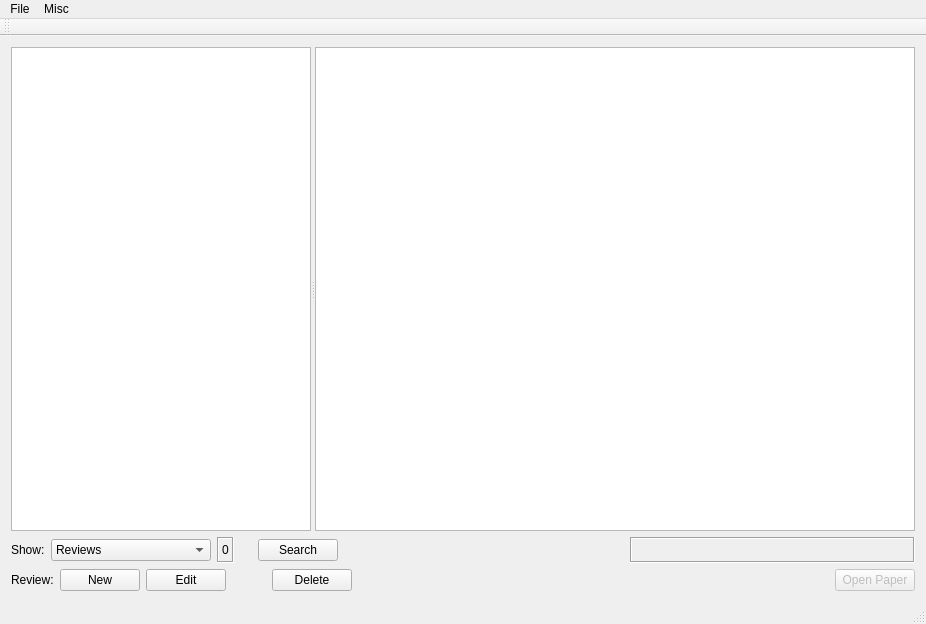
The window that organisermain.ui (mukoan/ReferenceOrganiser) describes before a commit, drawn with Qt 5.
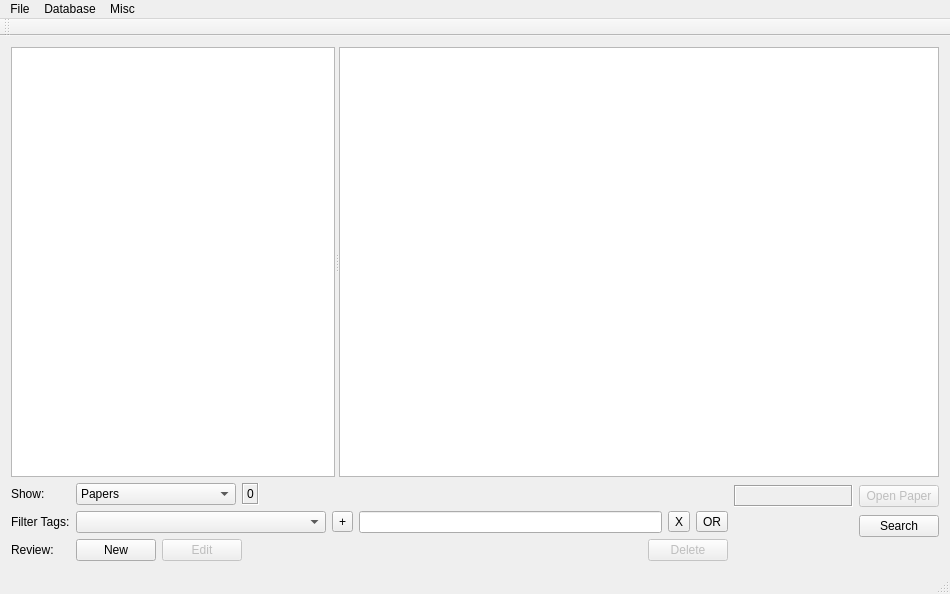
The same window after the commit. Custom widgets are drawn as their Qt base class.

Commit message: Major changes, new database storage system.

```diff
--- a/organisermain.ui
+++ b/organisermain.ui
@@ -6,15 +6,15 @@
    <rect>
     <x>0</x>
     <y>0</y>
-    <width>922</width>
-    <height>624</height>
+    <width>950</width>
+    <height>594</height>
    </rect>
   </property>
   <property name="windowTitle">
    <string>Reference Organiser</string>
   </property>
   <widget class="QWidget" name="centralWidget">
-   <layout class="QVBoxLayout" name="verticalLayout">
+   <layout class="QVBoxLayout" name="verticalLayout_2">
     <item>
      <widget class="QSplitter" name="splitter">
       <property name="sizePolicy">
@@ -51,14 +51,18 @@
      </widget>
     </item>
     <item>
-     <layout class="QHBoxLayout" name="horizontalLayout_3">
+     <layout class="QHBoxLayout" name="horizontalLayout_4">
       <item>
+       <layout class="QFormLayout" name="formLayout">
+        <item row="0" column="0">
        <widget class="QLabel" name="label">
         <property name="text">
          <string>Show:</string>
         </property>
        </widget>
       </item>
+        <item row="0" column="1">
+         <layout class="QHBoxLayout" name="horizontalLayout_3">
       <item>
        <widget class="QComboBox" name="viewCombo">
         <property name="minimumSize">
@@ -67,11 +71,6 @@
           <height>0</height>
          </size>
         </property>
-        <item>
-         <property name="text">
-          <string>Reviews</string>
-         </property>
-        </item>
         <item>
          <property name="text">
           <string>Papers</string>
@@ -101,6 +100,12 @@
       </item>
       <item>
        <widget class="QLabel" name="numberPapersLabel">
+            <property name="maximumSize">
+             <size>
+              <width>100</width>
+              <height>16777215</height>
+             </size>
+            </property>
         <property name="frameShape">
          <enum>QFrame::Box</enum>
         </property>
@@ -128,67 +133,102 @@
         </property>
        </widget>
       </item>
-      <item>
-       <widget class="QPushButton" name="searchButton">
-        <property name="text">
-         <string>Search</string>
-        </property>
-       </widget>
-      </item>
       <item>
        <spacer name="horizontalSpacer">
         <property name="orientation">
          <enum>Qt::Horizontal</enum>
         </property>
+            <property name="sizeType">
+             <enum>QSizePolicy::Expanding</enum>
+            </property>
         <property name="sizeHint" stdset="0">
          <size>
-          <width>208</width>
-          <height>26</height>
+              <width>40</width>
+              <height>20</height>
          </size>
         </property>
        </spacer>
       </item>
+         </layout>
+        </item>
+        <item row="1" column="0">
+         <widget class="QLabel" name="label_2">
+          <property name="text">
+           <string>Filter Tags:</string>
+          </property>
+         </widget>
+        </item>
+        <item row="1" column="1">
+         <layout class="QHBoxLayout" name="horizontalLayout_2">
       <item>
-       <widget class="QLabel" name="reviewPathLabel">
-        <property name="sizePolicy">
-         <sizepolicy hsizetype="Expanding" vsizetype="Preferred">
-          <horstretch>0</horstretch>
-          <verstretch>0</verstretch>
-         </sizepolicy>
-        </property>
-        <property name="maximumSize">
+           <widget class="QComboBox" name="tagFilterCombo">
+            <property name="minimumSize">
+             <size>
+              <width>250</width>
+              <height>0</height>
+             </size>
+            </property>
+           </widget>
+          </item>
+          <item>
+           <widget class="QToolButton" name="tagFilterAddButton">
+            <property name="toolTip">
+             <string>Add selected tag</string>
+            </property>
+            <property name="text">
+             <string>+</string>
+            </property>
+           </widget>
+          </item>
+          <item>
+           <widget class="QLineEdit" name="tagFilterEdit">
+            <property name="minimumSize">
          <size>
-          <width>800</width>
-          <height>16777215</height>
+              <width>200</width>
+              <height>0</height>
          </size>
         </property>
         <property name="toolTip">
-         <string>Path to review</string>
-        </property>
-        <property name="frameShape">
-         <enum>QFrame::Box</enum>
-        </property>
-        <property name="frameShadow">
-         <enum>QFrame::Sunken</enum>
-        </property>
+             <string>Tags to filter by</string>
+            </property>
+           </widget>
+          </item>
+          <item>
+           <widget class="QToolButton" name="tagFilterClearButton">
+            <property name="toolTip">
+             <string>Clear tags</string>
+            </property>
+            <property name="text">
+             <string>X</string>
+            </property>
+           </widget>
+          </item>
+          <item>
+           <widget class="QToolButton" name="tagFilterLogicButton">
         <property name="text">
-         <string/>
+             <string>OR</string>
         </property>
        </widget>
       </item>
      </layout>
     </item>
-    <item>
-     <layout class="QHBoxLayout" name="horizontalLayout">
-      <item>
+        <item row="2" column="0">
        <widget class="QLabel" name="label_10">
         <property name="text">
          <string>Review:</string>
         </property>
        </widget>
       </item>
+        <item row="2" column="1">
+         <layout class="QHBoxLayout" name="horizontalLayout_8">
       <item>
        <widget class="QPushButton" name="newReviewButton">
+            <property name="maximumSize">
+             <size>
+              <width>80</width>
+              <height>16777215</height>
+             </size>
+            </property>
         <property name="text">
          <string>New</string>
         </property>
@@ -196,6 +236,15 @@
       </item>
       <item>
        <widget class="QPushButton" name="editButton">
+            <property name="enabled">
+             <bool>false</bool>
+            </property>
+            <property name="maximumSize">
+             <size>
+              <width>80</width>
+              <height>16777215</height>
+             </size>
+            </property>
         <property name="text">
          <string>Edit</string>
         </property>
@@ -207,11 +256,11 @@
          <enum>Qt::Horizontal</enum>
         </property>
         <property name="sizeType">
-         <enum>QSizePolicy::Maximum</enum>
+             <enum>QSizePolicy::Expanding</enum>
         </property>
         <property name="sizeHint" stdset="0">
          <size>
-          <width>40</width>
+              <width>400</width>
           <height>20</height>
          </size>
         </property>
@@ -219,23 +268,49 @@
       </item>
       <item>
        <widget class="QPushButton" name="deleteButton">
+            <property name="enabled">
+             <bool>false</bool>
+            </property>
         <property name="text">
          <string>Delete</string>
         </property>
        </widget>
       </item>
+         </layout>
+        </item>
+       </layout>
+      </item>
       <item>
-       <spacer name="horizontalSpacer_3">
-        <property name="orientation">
-         <enum>Qt::Horizontal</enum>
-        </property>
-        <property name="sizeHint" stdset="0">
+       <layout class="QVBoxLayout" name="verticalLayout">
+        <item>
+         <layout class="QHBoxLayout" name="horizontalLayout_6">
+          <item>
+           <widget class="QLabel" name="paperPathLabel">
+            <property name="sizePolicy">
+             <sizepolicy hsizetype="Expanding" vsizetype="Preferred">
+              <horstretch>0</horstretch>
+              <verstretch>0</verstretch>
+             </sizepolicy>
+            </property>
+            <property name="maximumSize">
          <size>
-          <width>40</width>
-          <height>20</height>
-         </size>
-        </property>
-       </spacer>
+              <width>500</width>
+              <height>16777215</height>
+             </size>
+            </property>
+            <property name="toolTip">
+             <string>Path to paper</string>
+            </property>
+            <property name="frameShape">
+             <enum>QFrame::Box</enum>
+            </property>
+            <property name="frameShadow">
+             <enum>QFrame::Sunken</enum>
+            </property>
+            <property name="text">
+             <string/>
+            </property>
+           </widget>
       </item>
       <item>
        <widget class="QPushButton" name="openPaperButton">
@@ -249,6 +324,54 @@
       </item>
      </layout>
     </item>
+        <item>
+         <layout class="QHBoxLayout" name="horizontalLayout_7">
+          <item>
+           <spacer name="horizontalSpacer_4">
+            <property name="orientation">
+             <enum>Qt::Horizontal</enum>
+            </property>
+            <property name="sizeType">
+             <enum>QSizePolicy::Expanding</enum>
+            </property>
+            <property name="sizeHint" stdset="0">
+             <size>
+              <width>40</width>
+              <height>20</height>
+             </size>
+            </property>
+           </spacer>
+          </item>
+          <item>
+           <widget class="QPushButton" name="searchButton">
+            <property name="text">
+             <string>Search</string>
+            </property>
+           </widget>
+          </item>
+         </layout>
+        </item>
+        <item>
+         <layout class="QHBoxLayout" name="horizontalLayout_5">
+          <item>
+           <spacer name="horizontalSpacer_3">
+            <property name="orientation">
+             <enum>Qt::Horizontal</enum>
+            </property>
+            <property name="sizeHint" stdset="0">
+             <size>
+              <width>40</width>
+              <height>20</height>
+             </size>
+            </property>
+           </spacer>
+          </item>
+         </layout>
+        </item>
+       </layout>
+      </item>
+     </layout>
+    </item>
    </layout>
   </widget>
   <widget class="QMenuBar" name="menuBar">
@@ -256,8 +379,8 @@
     <rect>
      <x>0</x>
      <y>0</y>
-     <width>922</width>
-     <height>20</height>
+     <width>950</width>
+     <height>22</height>
     </rect>
    </property>
    <widget class="QMenu" name="menuPreferences">
@@ -277,7 +400,18 @@
     <addaction name="actionPreferences"/>
     <addaction name="actionStatus"/>
    </widget>
+   <widget class="QMenu" name="menuDatabase">
+    <property name="title">
+     <string>Database</string>
+    </property>
+    <addaction name="actionCurrentDetails"/>
+    <addaction name="actionName"/>
+    <addaction name="actionNewDatabase"/>
+    <addaction name="actionLoad_Previous_Database"/>
+    <addaction name="actionSave_As"/>
+   </widget>
    <addaction name="menuPreferences"/>
+   <addaction name="menuDatabase"/>
    <addaction name="menuMisc"/>
   </widget>
   <widget class="QToolBar" name="mainToolBar">
```
Left out of the diff: 57 changed lines with no effect on the pictures. Lines whose indentation alone changed are shown as unchanged. The commit also changes 40 other files.
